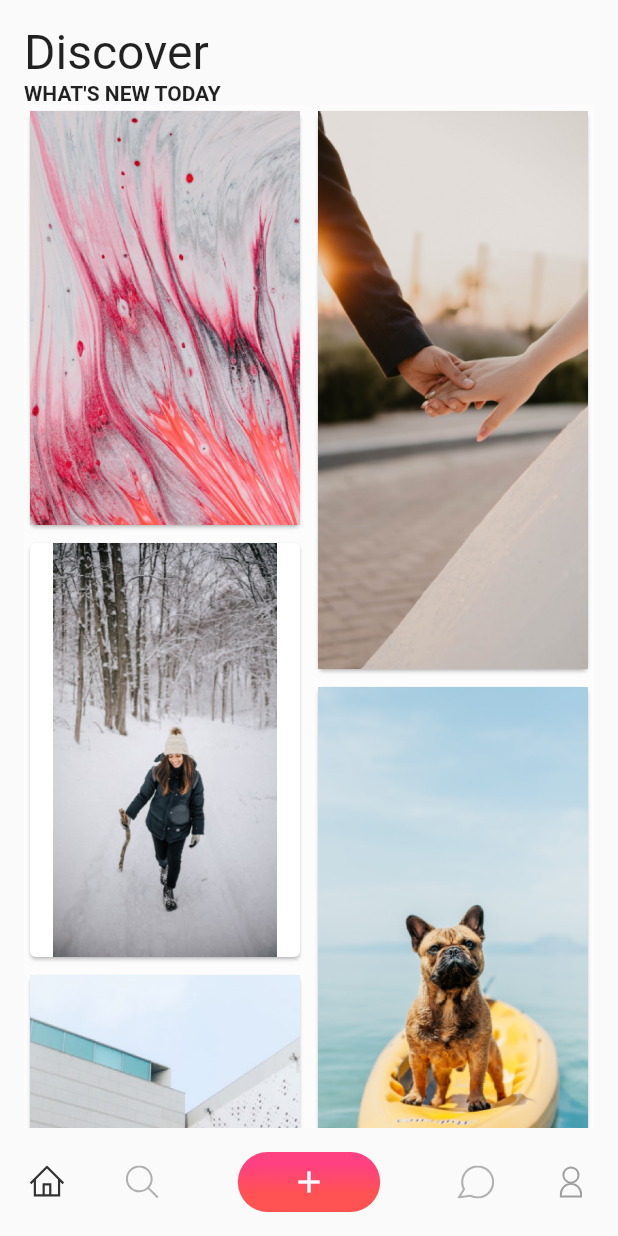
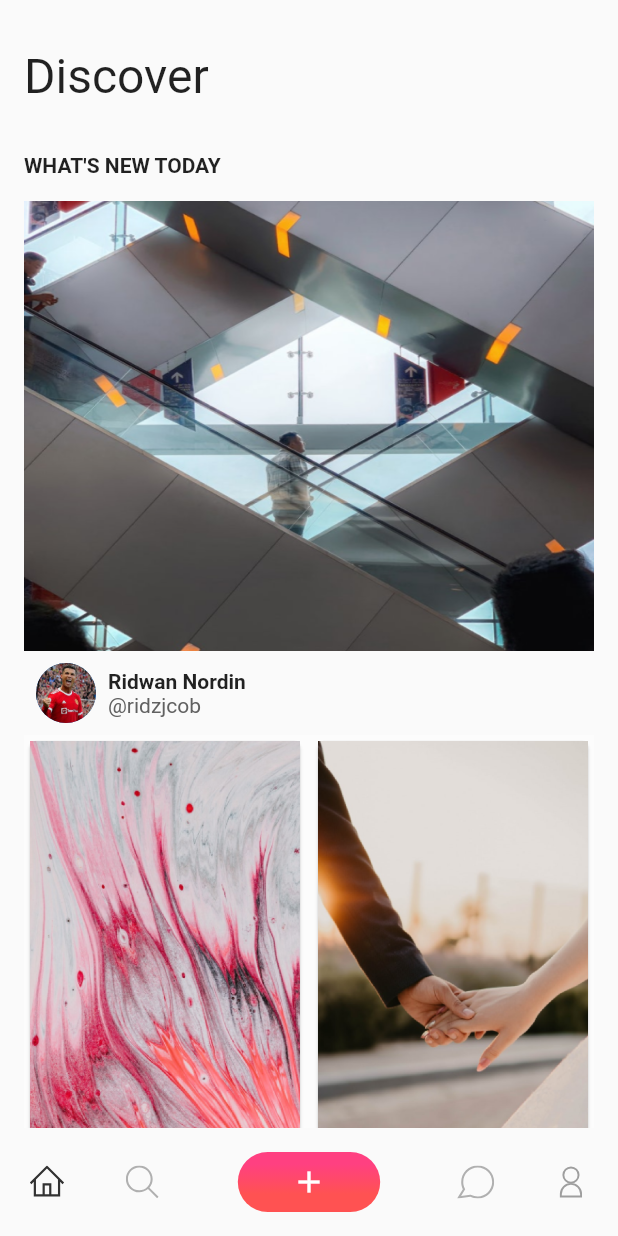
Before and after one commit to minhhc06/MeCar, a Flutter app: the HomePage screen opened directly, on a phone screen of 412 x 824 dp. Run offline on Flutter 3.47's test engine with Material 2 defaults, Android fonts, the phone set to English and light mode, and no system bars; our stand-ins replace flutter_svg, rxdart, shared_preferences; accounts and stored records are empty.

Commit message:
done project

```diff
--- a/lib/bloc/home_page_bloc.dart
+++ b/lib/bloc/home_page_bloc.dart
@@ -1,11 +1,28 @@
+import 'package:mecar/util/assets_path_util.dart';
 import 'package:rxdart/rxdart.dart';
-import 'package:mecar/pages/home_page/model/task_model.dart';
 import 'package:mecar/util/enum_util.dart';
 
 class HomePageBloc {
-  HomePageBloc({List<TaskModel> listTask}) {
+
+
+  HomePageBloc() {
     setIndexNavigationBar(typeCategory: TypeNavigationBar.home);
-    setListTaskModel(listTask);
+
+    final List<String> images = [
+      "${AssetPathUtil.imageItem1}",
+      "${AssetPathUtil.imageItem2}",
+      "${AssetPathUtil.imageItem3}",
+      "${AssetPathUtil.imageItem4}",
+      "${AssetPathUtil.imageItem5}",
+      "${AssetPathUtil.imageItem6}",
+      "${AssetPathUtil.imageItem7}",
+      "${AssetPathUtil.imageItem8}",
+      "${AssetPathUtil.imageItem9}",
+
+    ];
+
+
+    setListUrlImage(images);
   }
 
   BehaviorSubject<TypeNavigationBar> _setIndexNavigationBar =
@@ -19,42 +36,39 @@ class HomePageBloc {
 
   }
 
-  BehaviorSubject<List<TaskModel>> _setListTaskModel =
-      BehaviorSubject<List<TaskModel>>();
+  BehaviorSubject<List<String>> _setListUrlImage = BehaviorSubject<List<String>>();
 
-  Stream<List<TaskModel>> get getListTaskModel => _setListTaskModel.stream;
+  Stream<List<String>> get getListUrlImage => _setListUrlImage.stream;
 
-  setListTaskModel(List<TaskModel> listTask) {
-    try {
-      _setListTaskModel.sink.add(listTask);
-      return true;
-    } catch (ex) {
-      return false;
-    }
+  setListUrlImage(List<String> listTask) {
+
+    _setListUrlImage.sink.add(listTask);
+
   }
 
-  updateIsCompleted({TaskModel taskModel}) {
-    try {
-      var model = _setListTaskModel.stream.value;
+  updateIsCompleted() {
+    List<String> imagesAddMore = [
+      "${AssetPathUtil.imageItem1}",
+      "${AssetPathUtil.imageItem2}",
+      "${AssetPathUtil.imageItem3}",
+      "${AssetPathUtil.imageItem4}",
+      "${AssetPathUtil.imageItem5}",
+      "${AssetPathUtil.imageItem6}",
+      "${AssetPathUtil.imageItem7}",
+      "${AssetPathUtil.imageItem8}",
+      "${AssetPathUtil.imageItem9}",
 
-      int index = model.indexOf(taskModel);
-      model[index].isComplete = !model[index].isComplete;
+    ];
+      var model = _setListUrlImage.stream.value;
+      model.addAll(imagesAddMore);
 
-      _setListTaskModel.sink.add(model);
+      _setListUrlImage.sink.add(model);
 
-      return true;
-    } catch (ex) {
-      return false;
-    }
   }
 
   dispose() {
-    try {
+
       _setIndexNavigationBar.close();
-      _setListTaskModel.close();
-      return true;
-    } catch (ex) {
-      return false;
-    }
+      _setListUrlImage.close();
   }
 }
--- a/lib/bloc/register_page_bloc.dart
+++ b/lib/bloc/register_page_bloc.dart
@@ -16,6 +16,7 @@ class RegisterPageBloc extends BlocBase{
 
   dispose() {
     _setIsShowConfirmPassword.close();
+    disposeBlocBase();
   }
 
   RegisterPageBloc(){
--- /dev/null
+++ b/lib/pages/home_page/components/home_page_components/home_page_components.dart
@@ -0,0 +1,54 @@
+import 'package:flutter/material.dart';
+import 'package:mecar/pages/login_page/login_page.dart';
+import 'package:mecar/util/assets_path_util.dart';
+import 'package:mecar/util/base_components.dart';
+import 'package:mecar/util/shared_preference_util.dart';
+import 'package:mecar/util/size_util.dart';
+import 'package:mecar/util/words_util.dart';
+
+class HomePageComponents extends BaseComponents{
+  Widget buildFieldInformation(){
+    return Padding(
+      padding: const EdgeInsets.all(SizeUtil.padding8),
+      child: Row(
+        children: [
+          CircleAvatar(
+            backgroundImage: AssetImage('${AssetPathUtil.imageAvatar}'),
+          ),
+          SizedBox(width: SizeUtil.padding8,),
+          Column(
+            crossAxisAlignment: CrossAxisAlignment.start,
+            children: [
+              Text('Ridwan Nordin', style: TextStyle(fontWeight: FontWeight.bold),),
+              Text('\@ridzjcob', style: TextStyle(color: Colors.grey[700]),),
+
+            ],
+          )
+        ],
+      ),
+    );
+  }
+
+  Widget logoutComponent(BuildContext context){
+    return Center(
+      child: Row(
+          children: [
+            Expanded(child: Padding(
+              padding: const EdgeInsets.symmetric(horizontal: SizeUtil.padding16),
+              child: buttonUtil(title: WordsUtil.logoutTitle, handleOnPress: () {
+                SharedPreferenceUtil().removeStringSharePreference(key: WordsUtil.token);
+
+                Navigator.push(
+                  context,
+                  MaterialPageRoute(builder: (context) => LoginPage()),
+                );
+
+              }),
+            ))
+            ],
+        ),
+    );
+}
+
+
+}
--- a/lib/pages/home_page/components/navigation_component.dart
+++ b/lib/pages/home_page/components/navigation_component.dart
@@ -8,10 +8,10 @@ import 'package:mecar/util/enum_util.dart';
 import 'package:mecar/util/size_util.dart';
 import 'package:mecar/util/words_util.dart';
 
-
-class NavigationComponent extends BaseComponents{
+class NavigationComponent extends BaseComponents {
   Widget bottomNavigationBar(
-      { Function(TypeNavigationBar) onTapFunction,  Stream<TypeNavigationBar> stream }) {
+      {Function(TypeNavigationBar) onTapFunction,
+      Stream<TypeNavigationBar> stream}) {
     return StreamBuilder<TypeNavigationBar>(
         stream: stream,
         builder: (context, snapshot) {
@@ -21,37 +21,70 @@ class NavigationComponent extends BaseComponents{
               child: Row(
                 children: [
                   Expanded(
-                    flex: 2,
+                      flex: 2,
                       child: GestureDetector(
-                        onTap: ()=> onTapFunction(TypeNavigationBar.home),
-                        child: SvgPicture.asset('${AssetPathUtil.homeIcon}', color: snapshot.data == TypeNavigationBar.home ? TypeNavigationBar.home.color : Colors.grey,
-                          width: 22, height: 22,),
+                        onTap: () => onTapFunction(TypeNavigationBar.home),
+                        child: SvgPicture.asset(
+                          '${AssetPathUtil.homeIcon}',
+                          color: snapshot.data == TypeNavigationBar.home
+                              ? TypeNavigationBar.home.color
+                              : Colors.grey,
+                          width: SizeUtil.sizeIconNavigation,
+                          height: SizeUtil.sizeIconNavigation,
+                        ),
                       )),
                   Expanded(
                       flex: 2,
                       child: GestureDetector(
-                          onTap: ()=> onTapFunction(TypeNavigationBar.search),
-                          child: SvgPicture.asset('${AssetPathUtil.searchIcon}', color: snapshot.data == TypeNavigationBar.search ? TypeNavigationBar.search.color : Colors.grey,width: 22, height: 22,))),
-                  SizedBox(width: 32,),
+                          onTap: () => onTapFunction(TypeNavigationBar.search),
+                          child: SvgPicture.asset(
+                            '${AssetPathUtil.searchIcon}',
+                            color: snapshot.data == TypeNavigationBar.search
+                                ? TypeNavigationBar.search.color
+                                : Colors.grey,
+                            width: SizeUtil.sizeIconNavigation,
+                            height: SizeUtil.sizeIconNavigation,
+                          ))),
+                  SizedBox(
+                    width: SizeUtil.padding32,
+                  ),
                   Expanded(
                       flex: 3,
                       child: Container(
-                        height: 40,
+                        height: SizeUtil.heightContainerAddNavigation,
                         decoration: myBoxDecoration(),
-
-                        child: Icon(Icons.add, color: Colors.white,),
+                        child: Icon(
+                          Icons.add,
+                          color: Colors.white,
+                        ),
                       )),
-                  SizedBox(width: 32,),
+                  SizedBox(
+                    width: SizeUtil.padding32,
+                  ),
                   Expanded(
                       flex: 2,
                       child: GestureDetector(
-                          onTap: ()=> onTapFunction(TypeNavigationBar.chat),
-                          child: SvgPicture.asset('${AssetPathUtil.chatIcon}', color: snapshot.data == TypeNavigationBar.chat ? TypeNavigationBar.chat.color : Colors.grey, width: 22, height: 22,))),
+                          onTap: () => onTapFunction(TypeNavigationBar.chat),
+                          child: SvgPicture.asset(
+                            '${AssetPathUtil.chatIcon}',
+                            color: snapshot.data == TypeNavigationBar.chat
+                                ? TypeNavigationBar.chat.color
+                                : Colors.grey,
+                            width: SizeUtil.sizeIconNavigation,
+                            height: SizeUtil.sizeIconNavigation,
+                          ))),
                   Expanded(
                       flex: 2,
                       child: GestureDetector(
-                          onTap: ()=> onTapFunction(TypeNavigationBar.user),
-                          child: SvgPicture.asset('${AssetPathUtil.userIcon}', color: snapshot.data == TypeNavigationBar.user ? TypeNavigationBar.home.color : Colors.grey, width: 22, height: 22,))),
+                          onTap: () => onTapFunction(TypeNavigationBar.user),
+                          child: SvgPicture.asset(
+                            '${AssetPathUtil.userIcon}',
+                            color: snapshot.data == TypeNavigationBar.user
+                                ? TypeNavigationBar.home.color
+                                : Colors.grey,
+                            width: SizeUtil.sizeIconNavigation,
+                            height: SizeUtil.sizeIconNavigation,
+                          ))),
                 ],
               ),
             );
--- a/lib/pages/home_page/home_page.dart
+++ b/lib/pages/home_page/home_page.dart
@@ -1,16 +1,12 @@
 import 'package:flutter/material.dart';
-import 'package:flutter/services.dart';
 import 'package:flutter_staggered_grid_view/flutter_staggered_grid_view.dart';
 import 'package:mecar/bloc/home_page_bloc.dart';
 import 'package:mecar/pages/home_page/components/home_page_components/home_page_components.dart';
 import 'package:mecar/pages/home_page/components/navigation_component.dart';
-import 'package:mecar/pages/home_page/model/task_model.dart';
 import 'package:mecar/util/assets_path_util.dart';
 import 'package:mecar/util/base_components.dart';
 import 'package:mecar/util/colors_util.dart';
-import 'package:mecar/util/convert_color_util.dart';
 import 'package:mecar/util/enum_util.dart';
-import 'package:mecar/util/shared_preference_util.dart';
 import 'package:mecar/util/size_util.dart';
 import 'package:mecar/util/words_util.dart';
 
@@ -21,9 +17,6 @@ class HomePage extends StatefulWidget {
 
 class _HomePageState extends State<HomePage> with BaseComponents {
   HomePageBloc bloc;
-  final List<String> entries = <String>['A', 'B', 'C'];
-  final List<int> colorCodes = <int>[600, 500, 100];
-
 
   @override
   void initState() {
@@ -33,72 +26,116 @@ class _HomePageState extends State<HomePage> with BaseComponents {
     bloc = new HomePageBloc();
   }
 
-
-  final List<String> images = [
-    "${AssetPathUtil.imageItem1}",
-    "${AssetPathUtil.imageItem2}",
-    "${AssetPathUtil.imageItem3}",
-    "${AssetPathUtil.imageItem4}",
-    "${AssetPathUtil.imageItem5}",
-    "${AssetPathUtil.imageItem6}",
-    "${AssetPathUtil.imageItem7}",
-    "${AssetPathUtil.imageItem8}",
-    "${AssetPathUtil.imageItem9}",
-    "${AssetPathUtil.imageItem10}",
-
-  ];
-
-
   @override
   Widget build(BuildContext context) {
-    // double cardWidth = MediaQuery.of(context).size.width / 3.3;
-    // double cardHeight = MediaQuery.of(context).size.height / 3.6;
-    // SystemChrome.setSystemUIOverlayStyle(
-    //     SystemUiOverlayStyle(statusBarColor: Colors.white));
-    return Scaffold(
-      body: SafeArea(
+    return WillPopScope(
+      onWillPop: () => handleWillPop(),
+      child: Scaffold(
+        body: StreamBuilder<TypeNavigationBar>(
+            stream: bloc.getIndexNavigationBar,
+            builder: (context, snapshotPage) {
+              if (snapshotPage.data == null) {
+                return Container();
+              }
+              return snapshotPage.data == TypeNavigationBar.home
+                  ? SafeArea(
                       child: Padding(
                         padding: const EdgeInsets.all(SizeUtil.padding16),
                         child: SingleChildScrollView(
-
                           child: Column(
                             crossAxisAlignment: CrossAxisAlignment.start,
                             children: [
+                              Padding(
+                                padding: const EdgeInsets.symmetric(
+                                    vertical: SizeUtil.padding16),
+                                child:
                                     buildTitlePage(title: WordsUtil.discover),
-                Text('WHAT\'S NEW TODAY', style: TextStyle(fontWeight: FontWeight.bold),),
+                              ),
+                              Padding(
+                                padding: const EdgeInsets.symmetric(
+                                    vertical: SizeUtil.padding16),
+                                child: Text(
+                                  '${WordsUtil.newToday}',
+                                  style: TextStyle(fontWeight: FontWeight.bold),
+                                ),
+                              ),
+                              Image.asset('${AssetPathUtil.imageTitleHome}',
+                                  fit: BoxFit.fill,
+                                  width: MediaQuery.of(context).size.width,
+                                  height: SizeUtil.heightImageTitle),
+                              HomePageComponents().buildFieldInformation(),
+                              StreamBuilder<List<String>>(
+                                  stream: bloc.getListUrlImage,
+                                  builder: (context, snapshotListUrlImage) {
+                                    if (snapshotListUrlImage.data == null) {
+                                      return Container();
+                                    }
+                                    return Column(
+                                      children: [
                                         Container(
                                           color: Colors.white30,
                                           child: StaggeredGridView.countBuilder(
                                             shrinkWrap: true,
-                  physics: NeverScrollableScrollPhysics(),
+                                            physics:
+                                                NeverScrollableScrollPhysics(),
                                             crossAxisCount: 4,
-                  itemCount: images.length,
-                  itemBuilder: (BuildContext context, int index) => Card(
+                                            itemCount: snapshotListUrlImage
+                                                .data.length,
+                                            itemBuilder: (BuildContext context,
+                                                    int index) =>
+                                                Card(
                                               child: Column(
                                                 children: <Widget>[
                                                   Expanded(
-
-                            child: Image.asset(images[index], fit: BoxFit.cover,)),
+                                                      child: Image.asset(
+                                                    snapshotListUrlImage
+                                                        .data[index],
+                                                    fit: BoxFit.cover,
+                                                  )),
                                                 ],
                                               ),
                                             ),
                                             staggeredTileBuilder: (int index) =>
-                  new StaggeredTile.count(2, index.isEven ? 3 : 4),
+                                                new StaggeredTile.count(
+                                                    2, index.isEven ? 3 : 4),
                                             mainAxisSpacing: 4.0,
                                             crossAxisSpacing: 4.0,
                                           ),
+                                        ),
+                                        Row(
+                                          children: [
+                                            Expanded(
+                                                child: buttonUtil(
+                                                    title: '${WordsUtil.seeMore}',
+                                                    radiusColor: ColorsUtil
+                                                        .blackColorBtn,
+                                                    background: ColorsUtil
+                                                        .whiteColorBtn,
+                                                    titleColor: ColorsUtil
+                                                        .blackColorBtn,
+                                                    handleOnPress: () {
+                                                      bloc.updateIsCompleted();
+                                                    })),
+                                          ],
                                         )
+                                      ],
+                                    );
+                                  }),
                             ],
                           ),
                         ),
                       ),
-      ),
+                    )
+                  : HomePageComponents().logoutComponent(context);
+            }),
         bottomNavigationBar: NavigationComponent().bottomNavigationBar(
             stream: bloc.getIndexNavigationBar,
             onTapFunction: (TypeNavigationBar typeNavigationBar) {
               bloc.setIndexNavigationBar(typeCategory: typeNavigationBar);
             }),
-    );;
+      ),
+    );
+    ;
   }
 
   @override
--- a/lib/pages/splash_page/splash_page.dart
+++ b/lib/pages/splash_page/splash_page.dart
@@ -5,6 +5,8 @@ import 'package:mecar/pages/login_page/login_page.dart';
 import 'package:mecar/util/assets_path_util.dart';
 import 'package:mecar/util/colors_util.dart';
 import 'package:mecar/util/convert_color_util.dart';
+import 'package:mecar/util/shared_preference_util.dart';
+import 'package:mecar/util/words_util.dart';
 
 class SplashPage extends StatefulWidget {
   @override
@@ -19,10 +21,12 @@ class _SplashPageState extends State<SplashPage> {
     Future.delayed(
       Duration(seconds: 2),
           () async {
+            final token = await SharedPreferenceUtil()
+                .getStringSharePreference(key: WordsUtil.token);
         Navigator.pushReplacement(
           context,
           MaterialPageRoute(
-            builder: (context) => LoginPage(),
+            builder: (context) => token != null ? HomePage() : LoginPage(),
           ),
         );
       },
--- a/lib/util/assets_path_util.dart
+++ b/lib/util/assets_path_util.dart
@@ -10,6 +10,8 @@ class AssetPathUtil{
   static String imageItem8 = 'assets/images/image_item_8.png';
   static String imageItem9 = 'assets/images/image_item_9.png';
   static String imageItem10 = 'assets/images/image_item_10.png';
+  static String imageTitleHome = 'assets/images/image_title_home.png';
+  static String imageAvatar = 'assets/images/image_ronaldo.jpeg';
   static String iconBack = 'assets/icons/btn_back.svg';
   static String homeIcon = 'assets/icons/home_icon.svg';
   static String searchIcon = 'assets/icons/search_icon.svg';
--- a/lib/util/base_components.dart
+++ b/lib/util/base_components.dart
@@ -1,4 +1,5 @@
 import 'package:flutter/material.dart';
+import 'package:flutter/services.dart';
 
 import 'colors_util.dart';
 
@@ -171,5 +172,9 @@ class BaseComponents {
     );
   }
 
+  Future<bool> handleWillPop() async {
+    SystemNavigator.pop();
+  }
+
 
 }
--- a/lib/util/colors_util.dart
+++ b/lib/util/colors_util.dart
@@ -1,6 +1,4 @@
 import 'package:flutter/material.dart';
-
-import 'convert_color_util.dart';
 
 class ColorsUtil{
   static String blueColorApp = '#395ad2';
--- a/lib/util/size_util.dart
+++ b/lib/util/size_util.dart
@@ -1,6 +1,7 @@
 class SizeUtil{
   static const double padding8 = 8.0;
   static const double padding16 = 16.0;
+  static const double padding32 = 32.0;
   static const double sizeImageDoNotHave = 200.0;
   static const double sizeTextDoNotHave = 18.0;
   static const double borderRadiusDefault = 12.0;
@@ -8,5 +9,8 @@ class SizeUtil{
   static const double fontSizeTextTitleDialog = 22.0;
   static const double fontSizeTextDescriptionDialog = 16.0;
   static const double fontSizeTextConfirmDialog = 16.0;
+  static const double heightImageTitle = 300.0;
+  static const double sizeIconNavigation = 22.0;
+  static const double heightContainerAddNavigation = 40.0;
 
 }
--- a/lib/util/words_util.dart
+++ b/lib/util/words_util.dart
@@ -1,12 +1,7 @@
 class WordsUtil {
 
   static String meCar = 'Me Car';
-  static String all = 'All tasks';
-  static String complete = 'Completed';
-  static String completeTasks = 'Completed tasks';
-  static String incomplete = 'Incomplete';
-  static String incompleteTasks = 'Incomplete tasks';
-  static String keySaveListCompleted = 'keySaveListCompleted';
+
   static const String submit = 'Submit';
   static String doNotHaveTask = 'you don\'t have any task';
 
@@ -15,18 +10,22 @@ class WordsUtil {
   static String password = 'Password';
   static String passwordAgain = 'Confirm password';
 
-  static String validateInputUsername = 'Please Re-Enter username';
-  static String validateInputPassword = 'Please Re-Enter password';
-  static String validateInputConfirmPassword = 'Please Re-Enter confirm password';
-  static String validateInputPasswordAgain = 'Please enter password again';
+  static String validateInputUsername = 'Please enter username';
+  static String validateInputPassword = 'Please enter password';
+  static String validateInputConfirmPassword = 'Please enter confirm password';
+
   static String validateInputLeast8Characters = 'Password must be at least 8 characters long';
   static String validateInputSame = 'Password must be same as above';
 
   static String register = 'Register';
+  static String newToday = 'WHAT\'S NEW TODAY';
+  static String seeMore = 'SEE MORE';
   static String discover = 'Discover';
 
   static String warning = 'Warning';
   static String close = 'Close';
   static String comparePassword = 'Passwords do not match';
+  static String token = 'token';
+  static String logoutTitle = 'Logout';
 
 }
```
Also changed, not shown: lib/pages/login_input_page/login_input_page.dart (+7 -6 lines), lib/pages/login_page/login_page.dart (+5 -6 lines), lib/pages/register_page/register_page.dart (+16 -10 lines), lib/util/enum_util.dart (+0 -13 lines), assets/images/image_ronaldo.jpeg (added), assets/images/image_title_home.png (added), 1 other file. Lines whose indentation alone changed are shown as unchanged.
